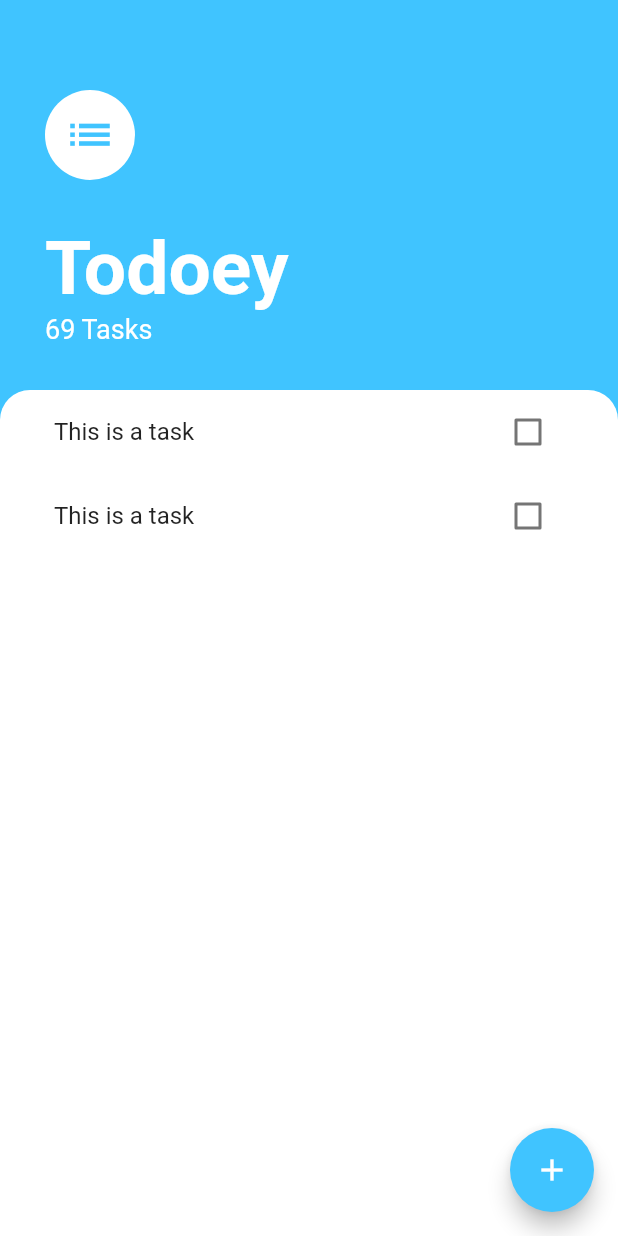
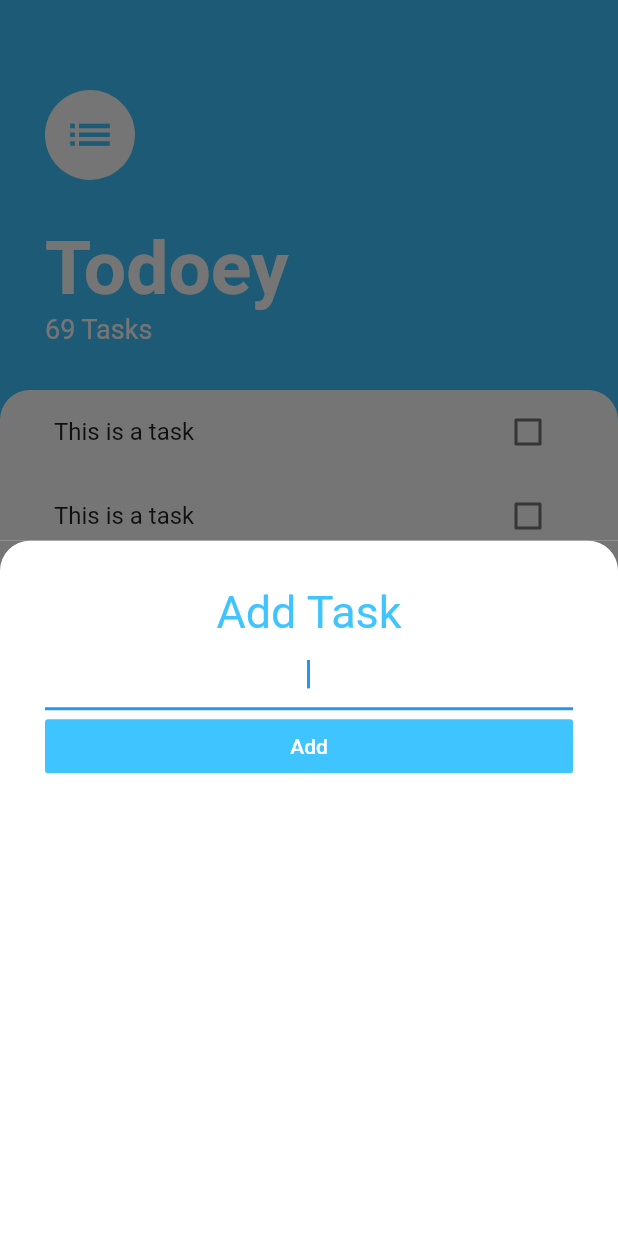
Before and after one commit to Tolskiee/todoey, a Flutter app: the screen it shows after launch, after a tap on the "add" icon, on a phone screen of 412 x 824 dp. Run offline on Flutter 3.47's test engine with Material 2 defaults, Android fonts, the phone set to English and light mode, and no system bars; missing offline and left inert: dart:ffi.

Commit message:
Added Buttom Screen

```diff
--- /dev/null
+++ b/lib/screens/add_task_screen.dart
@@ -0,0 +1,49 @@
+import 'package:flutter/material.dart';
+
+class AddTaskScreen extends StatelessWidget {
+  @override
+  Widget build(BuildContext context) {
+    return Container(
+      color: Color(0xff757575),
+      child: Container(
+        padding: EdgeInsets.all(30.0),
+        decoration: BoxDecoration(
+          color: Colors.white,
+          borderRadius: BorderRadius.only(
+            topLeft: Radius.circular(20.0),
+            topRight: Radius.circular(20.0),
+          ),
+        ),
+        child: Column(
+          crossAxisAlignment: CrossAxisAlignment.stretch,
+          children: [
+            Text(
+              'Add Task',
+              textAlign: TextAlign.center,
+              style: TextStyle(
+                fontSize: 30.0,
+                color: Colors.lightBlueAccent,
+              ),
+            ),
+            TextField(
+              autofocus: true,
+              textAlign: TextAlign.center,
+            ),
+            FlatButton(
+              child: Text(
+                'Add',
+                style: TextStyle(
+                  color: Colors.white,
+                ),
+              ),
+              color: Colors.lightBlueAccent,
+              onPressed: () {
+                //add task
+              },
+            )
+          ],
+        ),
+      ),
+    );
+  }
+}
--- a/lib/screens/tasks_screen.dart
+++ b/lib/screens/tasks_screen.dart
@@ -2,6 +2,7 @@ import 'dart:ffi';
 
 import 'package:flutter/material.dart';
 import 'package:todoey/widgets/task_list.dart';
+import 'package:todoey/screens/add_task_screen.dart';
 
 class TasksScreen extends StatelessWidget {
   @override
@@ -10,7 +11,8 @@ class TasksScreen extends StatelessWidget {
       backgroundColor: Colors.lightBlueAccent,
       floatingActionButton: FloatingActionButton(
         onPressed: () {
-          //input new task
+          showModalBottomSheet(
+              context: context, builder: (context) => AddTaskScreen());
         },
         backgroundColor: Colors.lightBlueAccent,
         child: Icon(Icons.add),
```
